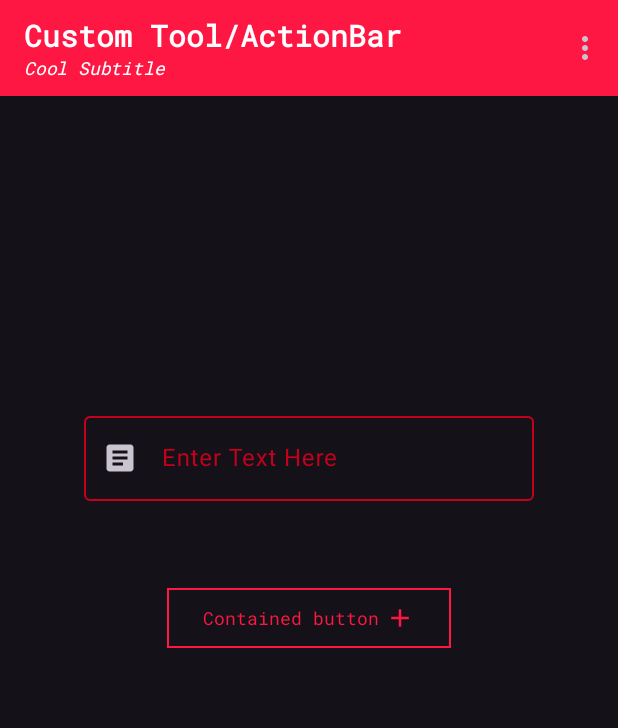
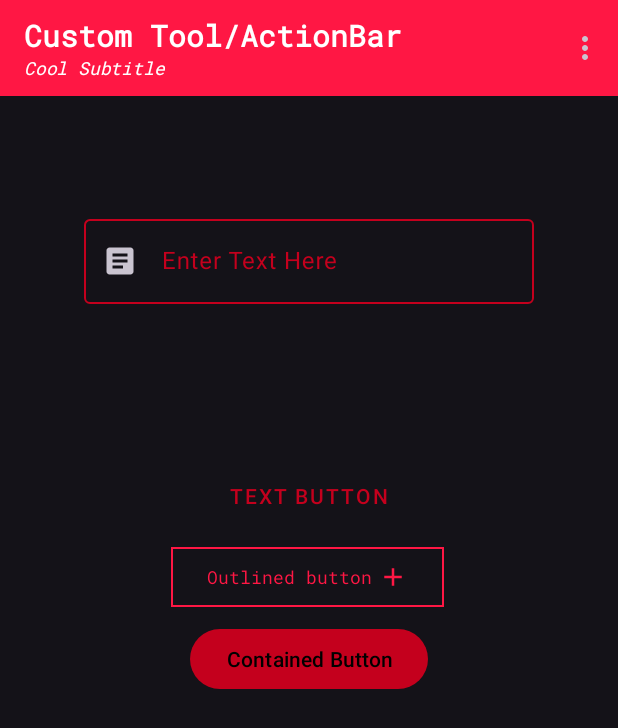
Before and after one commit to Kupawaki/AndroidDev-Material3, an Android app: the screen it shows after launch (MainActivity), on a phone screen of 412 x 824 dp. Shown: the top 728 px of the screen. Run offline under Robolectric (Android 15) with nearby library versions, the phone set to English and light mode, and no system bars; Roboto replaces fonts that are not available here.

Commit message:
Final Tweaks, and displayed button hierarchy
Cleaned up the UI, changed the style ever so slightly, and added an extra button to demonstrate what the docs call "Button Hierarchy"

```diff
--- a/app/src/main/res/layout/activity_main.xml
+++ b/app/src/main/res/layout/activity_main.xml
@@ -30,13 +30,14 @@
         style="@style/buttonCustom"
         android:layout_width="wrap_content"
         android:layout_height="wrap_content"
-        android:text="Contained button"
+        android:text="Outlined button"
 
         app:layout_constraintBottom_toBottomOf="parent"
         app:layout_constraintEnd_toEndOf="parent"
-        app:layout_constraintHorizontal_bias="0.5"
+        app:layout_constraintHorizontal_bias="0.497"
         app:layout_constraintStart_toStartOf="parent"
-        app:layout_constraintTop_toTopOf="parent" />
+        app:layout_constraintTop_toTopOf="parent"
+        app:layout_constraintVertical_bias="0.465" />
 
     <com.google.android.material.textfield.TextInputLayout
         android:id="@+id/outlinedTextField"
@@ -50,11 +51,37 @@
         app:layout_constraintHorizontal_bias="0.5"
         app:layout_constraintStart_toStartOf="parent"
         app:layout_constraintTop_toTopOf="parent"
-        app:layout_constraintVertical_bias="0.35000002">
+        app:layout_constraintVertical_bias="0.17000002">
 
         <com.google.android.material.textfield.TextInputEditText
             android:layout_width="match_parent"
-            android:layout_height="wrap_content" />
+            android:layout_height="match_parent" />
 
     </com.google.android.material.textfield.TextInputLayout>
+
+    <Button
+        android:id="@+id/button"
+        android:layout_width="wrap_content"
+        android:layout_height="wrap_content"
+        android:layout_weight="1"
+        android:text="Contained Button"
+        app:layout_constraintBottom_toBottomOf="parent"
+        app:layout_constraintEnd_toEndOf="parent"
+        app:layout_constraintStart_toStartOf="parent"
+        app:layout_constraintTop_toTopOf="parent"
+        app:layout_constraintVertical_bias="0.535" />
+
+    <Button
+        android:id="@+id/textButton"
+        style="@style/Widget.MaterialComponents.Button.TextButton"
+        android:layout_width="wrap_content"
+        android:layout_height="wrap_content"
+        android:text="Text button"
+        app:layout_constraintBottom_toBottomOf="parent"
+        app:layout_constraintEnd_toEndOf="parent"
+        app:layout_constraintHorizontal_bias="0.498"
+        app:layout_constraintStart_toStartOf="parent"
+        app:layout_constraintTop_toTopOf="parent"
+        app:layout_constraintVertical_bias="0.395" />
+
 </androidx.constraintlayout.widget.ConstraintLayout>
--- a/app/src/main/res/values/themes.xml
+++ b/app/src/main/res/values/themes.xml
@@ -66,7 +66,7 @@
 
         <!--Input Text Attributes-->
         <item name="android:text"></item>
-        <item name="android:textAppearance">@style/TA_button</item>
+        <item name="android:textAppearance">@style/TA_TextField</item>
         <item name="android:textColor">@color/white</item>
     </style>
 
@@ -98,6 +98,15 @@
         <item name="android:letterSpacing">0</item>
     </style>
 
+    <!--TextField Text-->
+    <style name="TA_TextField" parent="TextAppearance.MaterialComponents.Body1">
+        <item name="fontFamily">@font/roboto_mono</item>
+        <item name="android:textStyle">italic</item>
+        <item name="android:textAllCaps">false</item>
+        <item name="android:textSize">12sp</item>
+        <item name="android:letterSpacing">0</item>
+    </style>
+
 
 
     <!--I cannot get this to function properly, the cornerFamily works, but I cant figure out how to tweak the corner size.-->
```
